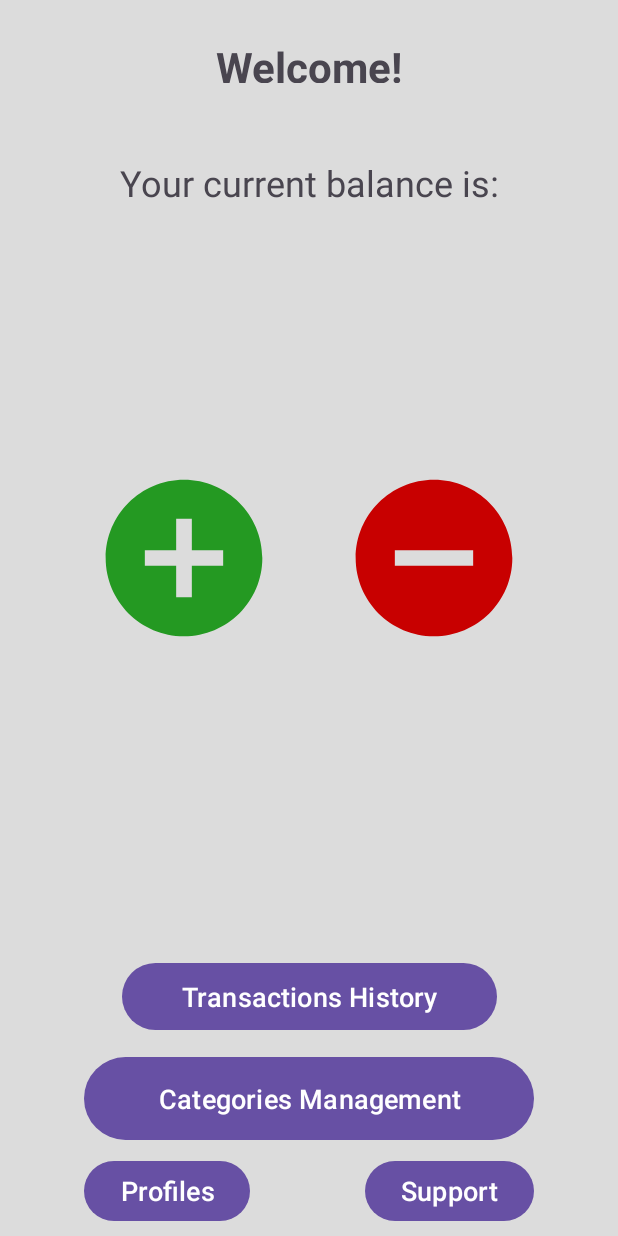
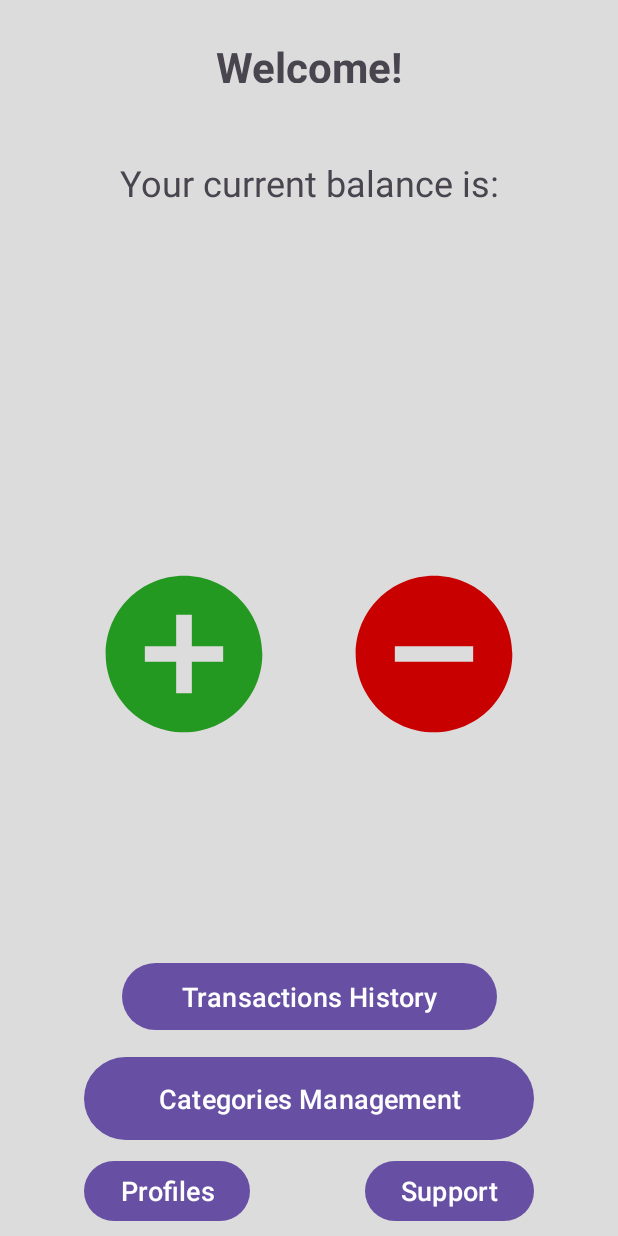
Before and after one commit to Alex-DCI/MyFinance, an Android app: the screen it shows after launch (MainActivity), on a phone screen of 412 x 824 dp. Run offline under Robolectric (Android 15) with nearby library versions, the phone set to English and light mode, and no system bars; 2 statements that could not run were skipped.

Commit message:
small screen adaptation

```diff
--- a/app/src/main/AndroidManifest.xml
+++ b/app/src/main/AndroidManifest.xml
@@ -23,6 +23,7 @@
             android:exported="false" />
         <activity
             android:name=".CategoriesManagementActivity"
+            android:windowSoftInputMode="stateHidden"
             android:exported="false" />
         <activity
             android:name=".MainActivity"
--- a/app/src/main/java/org/dci/myfinance/MainActivity.java
+++ b/app/src/main/java/org/dci/myfinance/MainActivity.java
@@ -11,6 +11,10 @@ import androidx.appcompat.app.AppCompatActivity;
 import androidx.core.graphics.Insets;
 import androidx.core.view.ViewCompat;
 import androidx.core.view.WindowInsetsCompat;
+
+import java.time.LocalDateTime;
+import java.util.ArrayList;
+import java.util.List;
 
 public class MainActivity extends AppCompatActivity {
 
@@ -58,10 +62,10 @@ public class MainActivity extends AppCompatActivity {
             startActivity(intent);
         });
 
-//        List<Transaction> transactionList = new ArrayList<>();
-//        transactionList.add(new Transaction(50, "Very very long category name, so that it doesn't fit one line", LocalDateTime.now(), "Test Description", false));
-//        transactionList.add(new Transaction(100.1, "Test Income", LocalDateTime.now(),"Let's see...", true));
-//
-//        FilesOperations.getInstance().setTransactions(this, transactionList);
+        List<Transaction> transactionList = new ArrayList<>();
+        transactionList.add(new Transaction(50, "Very very long category name, so that it doesn't fit one line", LocalDateTime.now(), "Test Description", false));
+        transactionList.add(new Transaction(100.1, "Test Income", LocalDateTime.now(),"Let's see...", true));
+
+        FilesOperations.getInstance().setTransactions(this, transactionList);
     }
 }
--- a/app/src/main/java/org/dci/myfinance/TransactionsHistoryActivity.java
+++ b/app/src/main/java/org/dci/myfinance/TransactionsHistoryActivity.java
@@ -73,7 +73,9 @@ public class TransactionsHistoryActivity extends AppCompatActivity {
     @Override
     protected void onResume() {
         super.onResume();
+
         setAdapter();
+        setCurrentBalance();
     }
 
     private List<Transaction> getCurrentList() {
--- a/app/src/main/res/layout/activity_main.xml
+++ b/app/src/main/res/layout/activity_main.xml
@@ -49,13 +49,13 @@
 
     <androidx.constraintlayout.widget.ConstraintLayout
         android:id="@+id/linearLayout"
-        android:layout_width="0dp"
+        android:layout_width="match_parent"
         android:layout_height="wrap_content"
-        android:layout_marginLeft="60sp"
-        android:layout_marginTop="75dp"
-        android:layout_marginRight="60sp"
+        android:layout_marginStart="60dp"
+        android:layout_marginEnd="60dp"
         android:orientation="horizontal"
         android:textAlignment="center"
+        app:layout_constraintBottom_toTopOf="@+id/transactionsHistoryButton"
         app:layout_constraintEnd_toEndOf="parent"
         app:layout_constraintStart_toStartOf="parent"
         app:layout_constraintTop_toBottomOf="@+id/amountTextView">
```
Also changed, not shown: app/src/main/java/org/dci/myfinance/EditTransactionActivity.java (+7 -3 lines), app/src/main/java/org/dci/myfinance/Transaction.java (+2 -10 lines), app/src/main/res/layout/activity_categories_management.xml (+3 -4 lines).
